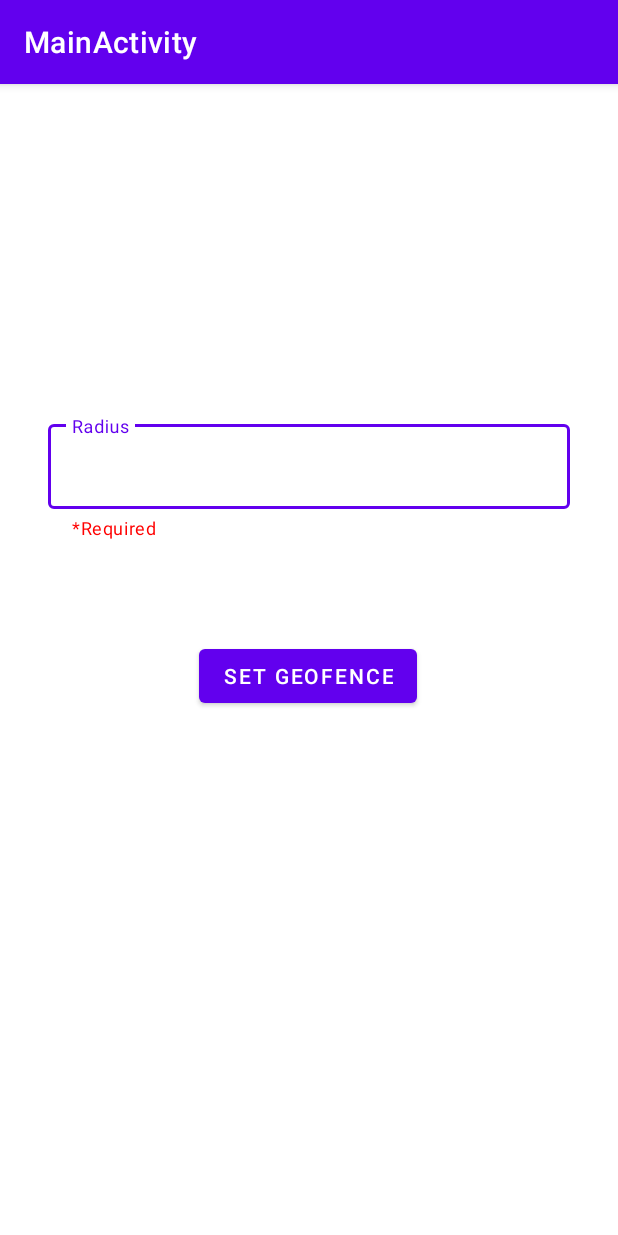
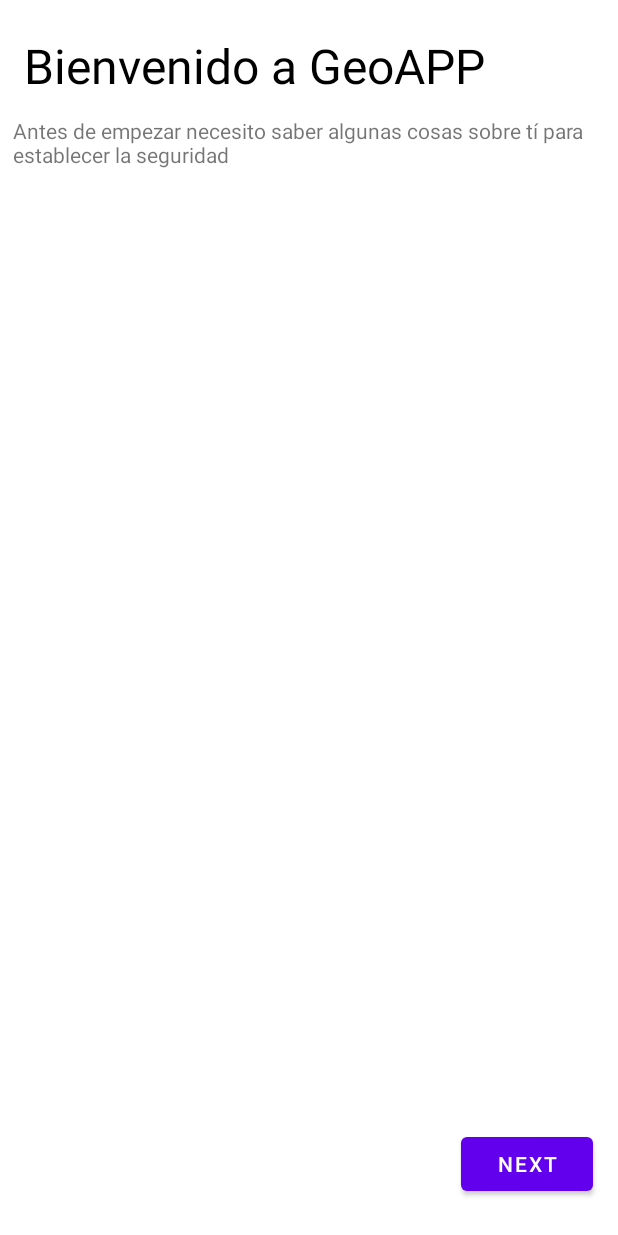
Before and after one commit to jorgefgarcia/AlexaGeoApp, an Android app: the screen it shows after launch (MainActivity), on a phone screen of 412 x 824 dp. Run offline under Robolectric (Android 15) with nearby library versions, the phone set to English and light mode, and no system bars.

Commit message:
Eliminado caso de uso radio, cambio en la UI principal

```diff
--- a/AlexaGeoAPP/app/src/main/java/com/example/geofencingtutorial/MainActivity.java
+++ b/AlexaGeoAPP/app/src/main/java/com/example/geofencingtutorial/MainActivity.java
@@ -13,22 +13,19 @@ import android.text.TextWatcher;
 import android.view.View;
 import android.view.WindowManager;
 import android.widget.Toast;
-
 import androidx.core.app.ActivityCompat;
 import com.google.android.material.textfield.TextInputEditText;
 import com.google.android.material.textfield.TextInputLayout;
 
 public class MainActivity extends AppCompatActivity {
-    private float radius;
+
     private static final String TAG = "MainActivity";
     @Override
     protected void onCreate(Bundle savedInstanceState) {
         super.onCreate(savedInstanceState);
         setContentView(R.layout.activity_main);
 
-        TextInputLayout radiusNumberLayout = (TextInputLayout) findViewById(R.id.text_input_layout_radius);
-        TextInputEditText radiusNumber = (TextInputEditText) findViewById(R.id.editTextRadius);
-        Intent mainClassIntent = new Intent(this, MapsActivity.class);
+        /*Intent mainClassIntent = new Intent(this, MapsActivity.class);
         Bundle bundle = new Bundle();
 
         LocationManager lm = (LocationManager) getSystemService(Context.LOCATION_SERVICE);
@@ -47,58 +44,14 @@ public class MainActivity extends AppCompatActivity {
         findViewById(R.id.GeofenceButton).setOnClickListener(new View.OnClickListener() {
             @Override
             public void onClick(View view) {
-
-                //añadimos los valores al bundle
-                if(getRadius() == 0 || getRadius() < 100){
-                    Toast.makeText(MainActivity.this, "Establish a valid value for radius", Toast.LENGTH_SHORT).show();
-                }else{
                 bundle.putDouble("latitude",location.getLatitude());
                 bundle.putDouble("longitude", location.getLongitude());
-                    bundle.putFloat("radius", getRadius());
                 //vinculamos el bundle con el intent
                 mainClassIntent.putExtras(bundle);
                 startActivity(mainClassIntent);
             }
+        });*/
 
 
     }
-        });
-
-        radiusNumber.addTextChangedListener(new TextWatcher() {
-            @Override
-            public void beforeTextChanged(CharSequence charSequence, int start, int before, int count) {}
-
-            @Override
-            public void onTextChanged(CharSequence charSequence, int start, int before, int count) {}
-
-            @Override
-            public void afterTextChanged(Editable editable) {
-                //Desactivamos el botón por si cambia el valor una vez escrito
-                if(editable.toString().equals("") || Float.parseFloat(editable.toString()) < 100){
-                    setRadius(0);
-                    radiusNumberLayout.setError("At least 100m");
-                    requestFocus(radiusNumber);
-                }else{
-                    radiusNumberLayout.setErrorEnabled(false);
-                    setRadius(Float.parseFloat(radiusNumber.getText().toString()));
 }
-            }
-        });
-    }
-    private void requestFocus(View view) {
-        if (view.requestFocus()) {
-            getWindow().setSoftInputMode(WindowManager.LayoutParams.SOFT_INPUT_STATE_ALWAYS_VISIBLE);
-        }
-    }
-
-
-    public float getRadius() {
-        return radius;
-    }
-
-    public void setRadius(float radius) {
-        this.radius = radius;
-    }
-
-
-}
--- a/AlexaGeoAPP/app/src/main/java/com/example/geofencingtutorial/MapsActivity.java
+++ b/AlexaGeoAPP/app/src/main/java/com/example/geofencingtutorial/MapsActivity.java
@@ -34,7 +34,7 @@ public class MapsActivity extends FragmentActivity implements OnMapReadyCallback
     private GoogleMap mMap;
     private GeofencingClient geofencingClient;
     private GeofenceHelper geofenceHelper;
-    private float geofenceRadius;
+    private float geofenceRadius = 100;
     private String GEOFENCE_ID = "SOME_GEOFENCE_ID";
     private final int FINE_LOCATION_ACCESS_REQUEST_CODE = 10001;
     private final int BACKGROUND_LOCATION_ACCESS_REQUEST_CODE = 10002;
@@ -75,7 +75,6 @@ public class MapsActivity extends FragmentActivity implements OnMapReadyCallback
         //Cogemos el bundle
         Bundle bundle = getIntent().getExtras();
 
-        geofenceRadius = bundle.getFloat("radius");
         initialPosition = new LatLng(bundle.getDouble("latitude"), bundle.getDouble("longitude"));
         mMap.moveCamera(CameraUpdateFactory.newLatLngZoom(initialPosition, 16));
 
--- /dev/null
+++ b/AlexaGeoAPP/app/src/main/java/com/example/geofencingtutorial/fragments/FragmentoInicio.java
@@ -0,0 +1,18 @@
+package com.example.geofencingtutorial.fragments;
+
+import android.os.Bundle;
+import android.view.LayoutInflater;
+import android.view.View;
+import android.view.ViewGroup;
+import androidx.annotation.NonNull;
+import androidx.annotation.Nullable;
+import androidx.fragment.app.Fragment;
+import com.example.geofencingtutorial.R;
+
+public class FragmentoInicio extends Fragment {
+    @Nullable
+    @Override
+    public View onCreateView(@NonNull LayoutInflater inflater, @Nullable ViewGroup container, @Nullable Bundle savedInstanceState) {
+        return inflater.inflate(R.layout.fragmento_inicio, container, false);
+    }
+}
--- a/AlexaGeoAPP/app/src/main/res/layout/activity_main.xml
+++ b/AlexaGeoAPP/app/src/main/res/layout/activity_main.xml
@@ -1,6 +1,6 @@
 <?xml version="1.0" encoding="utf-8"?>
 
-<androidx.constraintlayout.widget.ConstraintLayout
+<LinearLayout
     xmlns:android="http://schemas.android.com/apk/res/android"
     xmlns:app="http://schemas.android.com/apk/res-auto"
     xmlns:tools="http://schemas.android.com/tools"
@@ -8,79 +8,22 @@
     android:layout_width="match_parent"
     android:layout_height="match_parent">
 
-    <Button
+    <!--<Button
         android:id="@+id/GeofenceButton"
         android:layout_width="wrap_content"
         android:layout_height="wrap_content"
-        android:text="Set Geofence"
+        android:text="Activar "
         app:layout_constraintBottom_toBottomOf="parent"
         app:layout_constraintEnd_toEndOf="parent"
         app:layout_constraintHorizontal_bias="0.498"
         app:layout_constraintStart_toStartOf="parent"
         app:layout_constraintTop_toTopOf="parent"
-        app:layout_constraintVertical_bias="0.515" />
+        app:layout_constraintVertical_bias="0.515" />-->
 
-   <!-- <Button
-        android:id="@+id/RadiusButton"
-        android:layout_width="wrap_content"
-        android:layout_height="wrap_content"
-        android:text="Set Radius"
-        app:layout_constraintBottom_toBottomOf="parent"
-        app:layout_constraintEnd_toEndOf="parent"
-        app:layout_constraintHorizontal_bias="0.498"
-        app:layout_constraintStart_toStartOf="parent"
-        app:layout_constraintTop_toTopOf="parent"
-        app:layout_constraintVertical_bias="0.396" />
+    <fragment
+        android:id="@+id/fragmento_inicio"
+        android:name="com.example.geofencingtutorial.fragments.FragmentoInicio"
+        android:layout_width="match_parent"
+        android:layout_height="match_parent" />
 
-    <EditText
-        android:id="@+id/NumberRadius"
-        android:layout_width="211dp"
-        android:layout_height="60dp"
-        android:ems="10"
-        android:inputType="number"
-        app:layout_constraintBottom_toBottomOf="parent"
-        app:layout_constraintEnd_toEndOf="parent"
-        app:layout_constraintStart_toStartOf="parent"
-        app:layout_constraintTop_toTopOf="parent"
-        app:layout_constraintVertical_bias="0.222" /> -->
-
-    <com.google.android.material.textfield.TextInputLayout
-        android:id="@+id/text_input_layout_radius"
-        android:layout_width="match_parent"
-        android:layout_height="wrap_content"
-        android:layout_marginTop="170dp"
-        android:layout_marginLeft="32dp"
-        android:layout_marginRight="32dp"
-        app:layout_constraintBottom_toBottomOf="parent"
-        app:layout_constraintEnd_toEndOf="parent"
-        app:layout_constraintHorizontal_bias="0.1"
-        app:layout_constraintStart_toStartOf="parent"
-        app:layout_constraintTop_toTopOf="parent"
-        app:layout_constraintVertical_bias="0.1"
-        style="@style/Widget.MaterialComponents.TextInputLayout.OutlinedBox"
-        android:hint="Radius"
-        app:helperText="*Required"
-        app:helperTextTextColor="@color/red"
-        app:errorEnabled="true">
-
-        <com.google.android.material.textfield.TextInputEditText
-            android:id="@+id/editTextRadius"
-            android:inputType="number"
-            android:layout_width="match_parent"
-            android:layout_height="wrap_content"
-            />
-
-    </com.google.android.material.textfield.TextInputLayout>
-
-    <!--<TextView
-        android:id="@+id/textView"
-        android:layout_width="221dp"
-        android:layout_height="31dp"
-        android:text="@string/message_radius_first_activity"
-        app:layout_constraintBottom_toBottomOf="parent"
-        app:layout_constraintEnd_toEndOf="parent"
-        app:layout_constraintHorizontal_bias="0.526"
-        app:layout_constraintStart_toStartOf="parent"
-        app:layout_constraintTop_toTopOf="parent"
-        app:layout_constraintVertical_bias="0.318" />-->
-</androidx.constraintlayout.widget.ConstraintLayout>
+</LinearLayout>
--- /dev/null
+++ b/AlexaGeoAPP/app/src/main/res/layout/fragmento_inicio.xml
@@ -0,0 +1,45 @@
+<?xml version="1.0" encoding="utf-8"?>
+<androidx.constraintlayout.widget.ConstraintLayout xmlns:android="http://schemas.android.com/apk/res/android"
+    xmlns:app="http://schemas.android.com/apk/res-auto"
+    xmlns:tools="http://schemas.android.com/tools"
+    android:layout_width="match_parent"
+    android:layout_height="match_parent"
+    tools:context=".fragments.FragmentoInicio">
+
+    <TextView
+        android:id="@+id/textView"
+        android:layout_width="wrap_content"
+        android:layout_height="wrap_content"
+        android:text="Bienvenido a GeoAPP"
+        android:textColor="@color/black"
+        android:textSize="32dp"
+        app:layout_constraintBottom_toBottomOf="parent"
+        app:layout_constraintEnd_toEndOf="parent"
+        app:layout_constraintHorizontal_bias="0.155"
+        app:layout_constraintStart_toStartOf="parent"
+        app:layout_constraintTop_toTopOf="parent"
+        app:layout_constraintVertical_bias="0.028" />
+
+    <TextView
+        android:id="@+id/textView2"
+        android:layout_width="396dp"
+        android:layout_height="35dp"
+        android:layout_marginTop="12dp"
+        android:text="@string/mensaje_inicio"
+        app:layout_constraintEnd_toEndOf="parent"
+        app:layout_constraintHorizontal_bias="0.533"
+        app:layout_constraintStart_toStartOf="parent"
+        app:layout_constraintTop_toBottomOf="@+id/textView" />
+
+    <Button
+        android:id="@+id/button"
+        android:layout_width="wrap_content"
+        android:layout_height="wrap_content"
+        android:text="@string/next"
+        app:layout_constraintBottom_toBottomOf="parent"
+        app:layout_constraintEnd_toEndOf="parent"
+        app:layout_constraintHorizontal_bias="0.949"
+        app:layout_constraintStart_toStartOf="parent"
+        app:layout_constraintTop_toBottomOf="@+id/textView2"
+        app:layout_constraintVertical_bias="0.964" />
+</androidx.constraintlayout.widget.ConstraintLayout>
--- a/AlexaGeoAPP/app/src/main/res/values/strings.xml
+++ b/AlexaGeoAPP/app/src/main/res/values/strings.xml
@@ -10,5 +10,6 @@
 
     <string name="hello_first_fragment">Hello first fragment</string>
     <string name="hello_second_fragment">Hello second fragment. Arg: %1$s</string>
-    <string name="message_radius_first_activity">Radius equals or greatest than 100</string>
+
+    <string name="mensaje_inicio">Antes de empezar necesito saber algunas cosas sobre tí para establecer la seguridad</string>
 </resources>
--- a/AlexaGeoAPP/app/src/main/res/values/themes.xml
+++ b/AlexaGeoAPP/app/src/main/res/values/themes.xml
@@ -1,6 +1,7 @@
 <resources xmlns:tools="http://schemas.android.com/tools">
     <!-- Base application theme. -->
-    <style name="Theme.GeofencingTutorial" parent="Theme.MaterialComponents.DayNight.DarkActionBar">
+    <!--<style name="Theme.GeofencingTutorial" parent="Theme.MaterialComponents.DayNight.DarkActionBar">-->
+    <style name="Theme.GeofencingTutorial" parent="Theme.MaterialComponents.Light.NoActionBar">
         <!-- Primary brand color. -->
         <item name="colorPrimary">@color/purple_500</item>
         <item name="colorPrimaryVariant">@color/purple_700</item>
```
Lines whose indentation alone changed are shown as unchanged.
